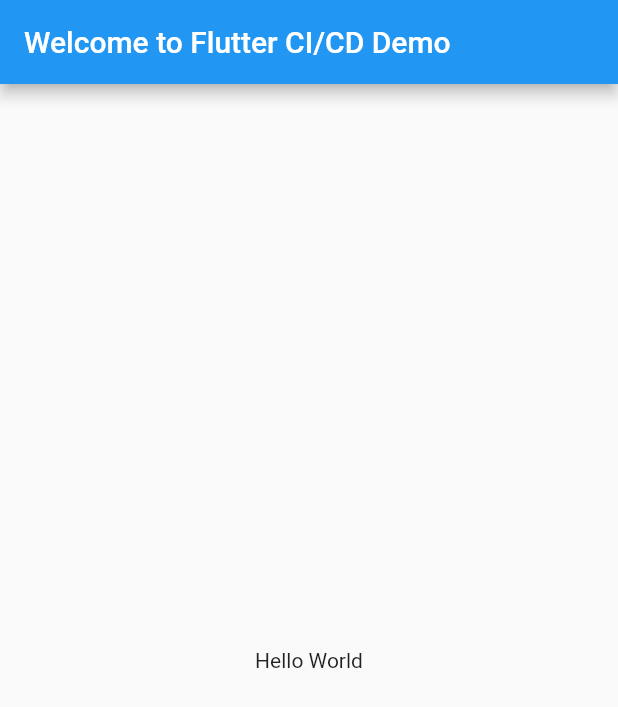
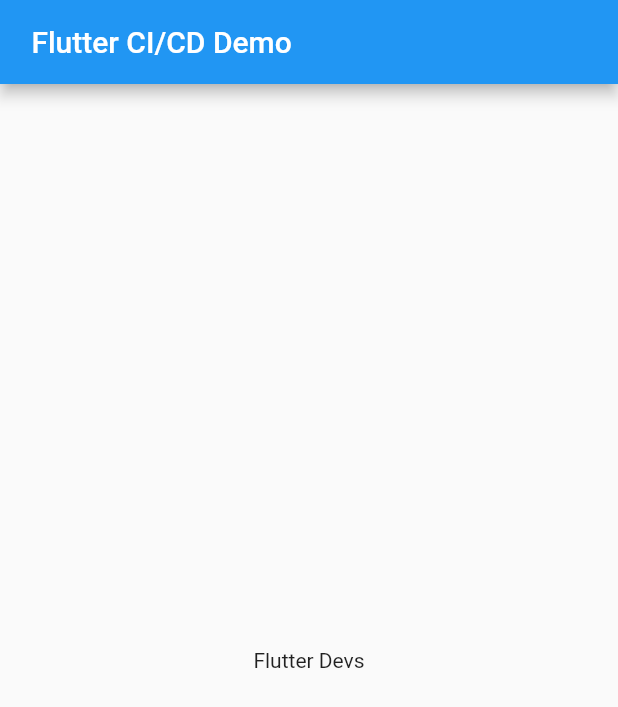
Before and after one commit to ShaiqAhmedkhan/flutter_ci_cd_demo, a Flutter app: the screen it shows after launch, on a phone screen of 412 x 824 dp. Shown: the top 707 px of the screen. Run offline on Flutter 3.47's test engine with Material 2 defaults, Android fonts, the phone set to English and light mode, and no system bars.

Commit message:
add code

```diff
--- a/lib/main.dart
+++ b/lib/main.dart
@@ -6,10 +6,10 @@ class MyApp extends StatelessWidget {
     return MaterialApp(
       home: Scaffold(
         appBar: AppBar(
-          title: Text('Welcome to Flutter CI/CD Demo'),
+          title: Text(' Flutter CI/CD Demo'),
         ),
         body: Center(
-          child: Text('Hello World'),
+          child: Text('Flutter Devs'),
         ),
       ),
     );
```
